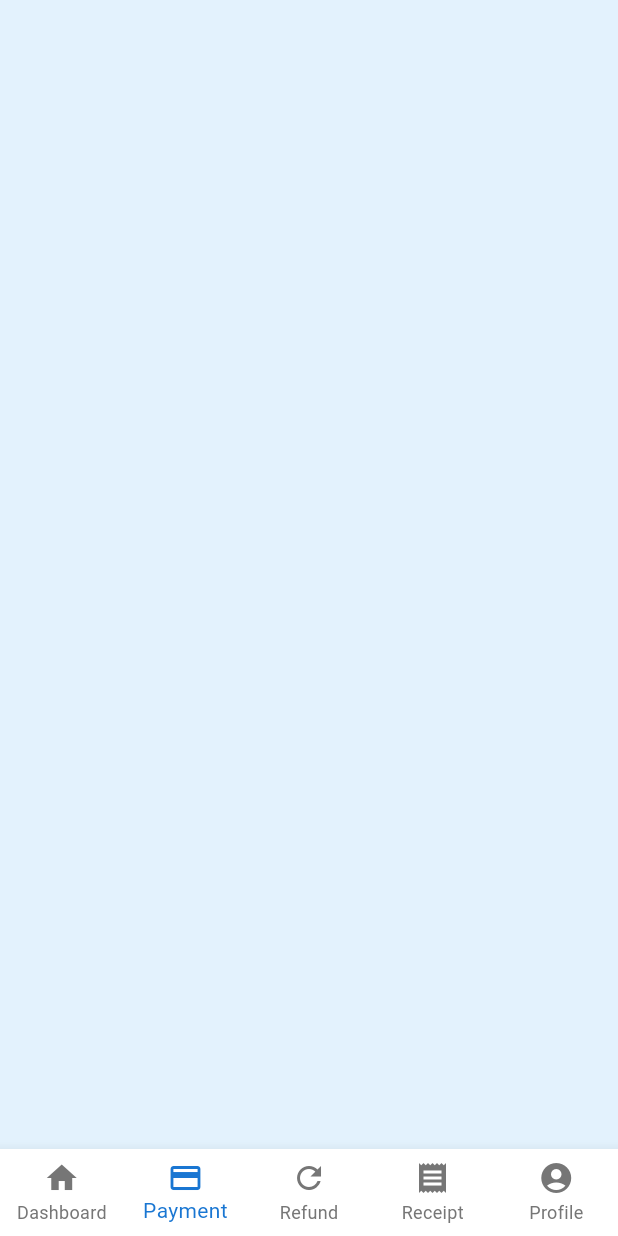
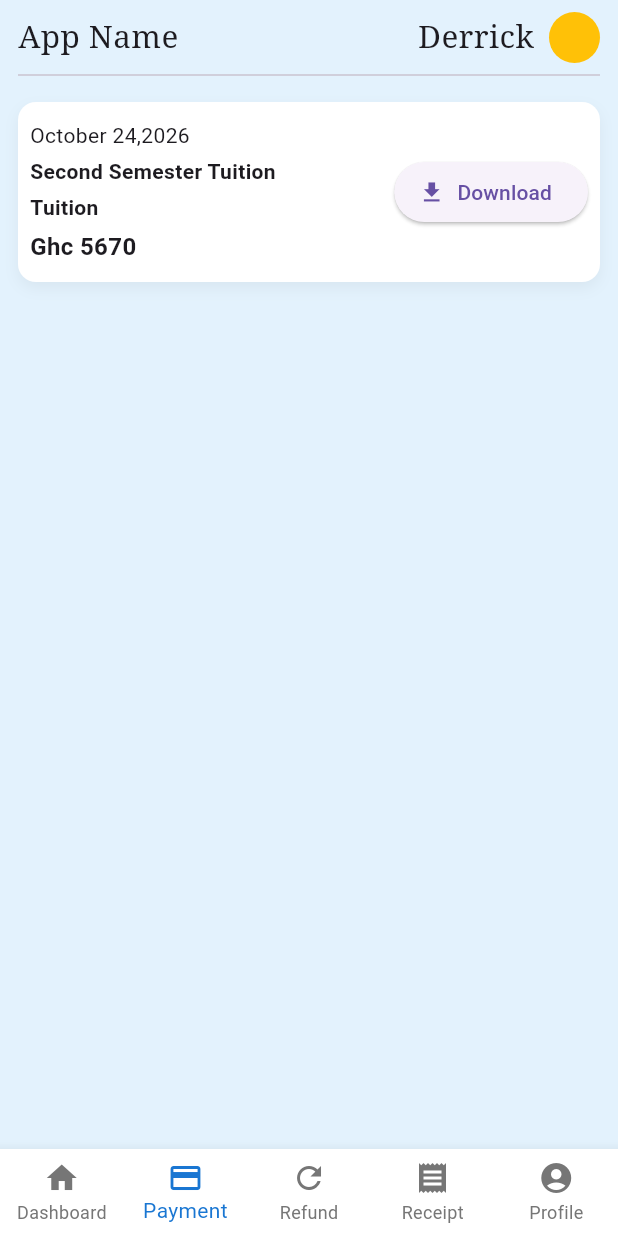
Before and after one commit to Prostorm11/Payment_App, a Flutter app: the screen it shows after launch, item 2 of the bottom bar chosen, on a phone screen of 412 x 824 dp. Run offline on Flutter 3.47's test engine with Material 3 defaults, Android fonts, the phone set to English and light mode, and no system bars.

Commit message:
History_card

```diff
--- a/lib/Dashboard/dashboard.dart
+++ b/lib/Dashboard/dashboard.dart
@@ -7,13 +7,14 @@ class DashboardScreen extends StatelessWidget {
 
   @override
   Widget build(BuildContext context) {
-    return Scaffold(
-      body: SafeArea(
-        child: Padding(
+    return SafeArea(
+      child: Scaffold(
+        body: Padding(
           padding: const EdgeInsets.symmetric(horizontal: 12, vertical: 8),
           child: Column(
             children: [
               const ConsistentTopInfo(userName: "Derrick"),
+              const Divider(),
               const SizedBox(height: 8),
               Expanded(
                 child: SingleChildScrollView(
--- /dev/null
+++ b/lib/Payment/components/history_card.dart
@@ -0,0 +1,48 @@
+import 'package:flutter/material.dart';
+
+class HistoryCard extends StatelessWidget {
+  final String date;
+  final String period;
+  final String paymentCategory;
+  final int amount;
+  const HistoryCard({super.key,required this.date,required this.period,required this.paymentCategory,required this.amount});
+
+  @override
+  Widget build(BuildContext context) {
+    final isDark = Theme.of(context).brightness == Brightness.dark;
+    return  Container(
+      width: double.infinity,
+      height: 120,
+      margin: const EdgeInsets.fromLTRB(0, 10, 0, 0),
+      padding: const EdgeInsets.all(8),
+      decoration: BoxDecoration(
+        color: isDark ? Colors.grey[850] : Colors.white,
+        borderRadius: BorderRadius.circular(12),
+        boxShadow: [
+          BoxShadow(
+            color: Colors.black.withOpacity(0.05),
+            blurRadius: 8,
+            offset: const Offset(0, 4),
+          ),
+        ],
+      ),
+      child: Row(
+        crossAxisAlignment: CrossAxisAlignment.center,
+        children: [
+           const Column(
+            mainAxisAlignment: MainAxisAlignment.spaceEvenly,
+            crossAxisAlignment: CrossAxisAlignment.start,
+            children: [
+                Text("October 24,2026",),
+                Text("Second Semester Tuition",style: TextStyle(fontWeight: FontWeight.bold),),
+                Text("Tuition",style: TextStyle(fontWeight: FontWeight.bold)),
+                Text("Ghc 5670",style: TextStyle(fontWeight: FontWeight.bold,fontSize: 16))
+            ],
+          ),
+          const Spacer(),
+          ElevatedButton.icon(onPressed: (){}, icon: const Icon(Icons.download,),label: const Text("Download"),)
+        ],
+      ),
+    );
+  }
+}
--- a/lib/Payment/payment.dart
+++ b/lib/Payment/payment.dart
@@ -1,3 +1,5 @@
+import 'package:fee_payment_app/Payment/components/history_card.dart';
+import 'package:fee_payment_app/components/consistent_top_info.dart';
 import 'package:flutter/material.dart';
 
 class PaymentScreen extends StatefulWidget {
@@ -10,6 +12,30 @@ class PaymentScreen extends StatefulWidget {
 class _PaymentScreenState extends State<PaymentScreen> {
   @override
   Widget build(BuildContext context) {
-    return const Scaffold();
+    return const Scaffold(
+      body: Padding(
+        padding: EdgeInsets.symmetric(vertical: 8, horizontal: 12),
+        child: Column(
+          crossAxisAlignment: CrossAxisAlignment.start,
+          mainAxisAlignment: MainAxisAlignment.start,
+          children: [
+            ConsistentTopInfo(userName: "Derrick"),
+            Divider(),
+            Expanded(
+                child: SingleChildScrollView(
+              child: Column(
+                children: [
+                  HistoryCard(
+                      date: "date",
+                      period: "period",
+                      paymentCategory: "paymentCategory",
+                      amount: 3)
+                ],
+              ),
+            ))
+          ],
+        ),
+      ),
+    );
   }
 }
--- a/lib/main.dart
+++ b/lib/main.dart
@@ -46,10 +46,10 @@ class MyApp extends StatelessWidget {
             borderSide: BorderSide(color: AppColors.border),
           ),
         ),
-        textTheme: const TextTheme(
+        /* textTheme: const TextTheme(
           bodyLarge: TextStyle(color: AppColors.textPrimary),
           bodyMedium: TextStyle(color: AppColors.textSecondary),
-        ),
+        ), */
         iconTheme: const IconThemeData(color: AppColors.textDark),
         dividerColor: AppColors.border,
         bottomNavigationBarTheme: const BottomNavigationBarThemeData(
@@ -73,10 +73,10 @@ class MyApp extends StatelessWidget {
             borderSide: BorderSide(color: AppColors.border),
           ),
         ),
-        textTheme: const TextTheme(
+        /* textTheme: const TextTheme(
           bodyLarge: TextStyle(color: AppColors.white),
           bodyMedium: TextStyle(color: AppColors.textSecondary),
-        ),
+        ), */
         iconTheme: const IconThemeData(color: AppColors.white),
         dividerColor: AppColors.border,
         bottomNavigationBarTheme: const BottomNavigationBarThemeData(
```
